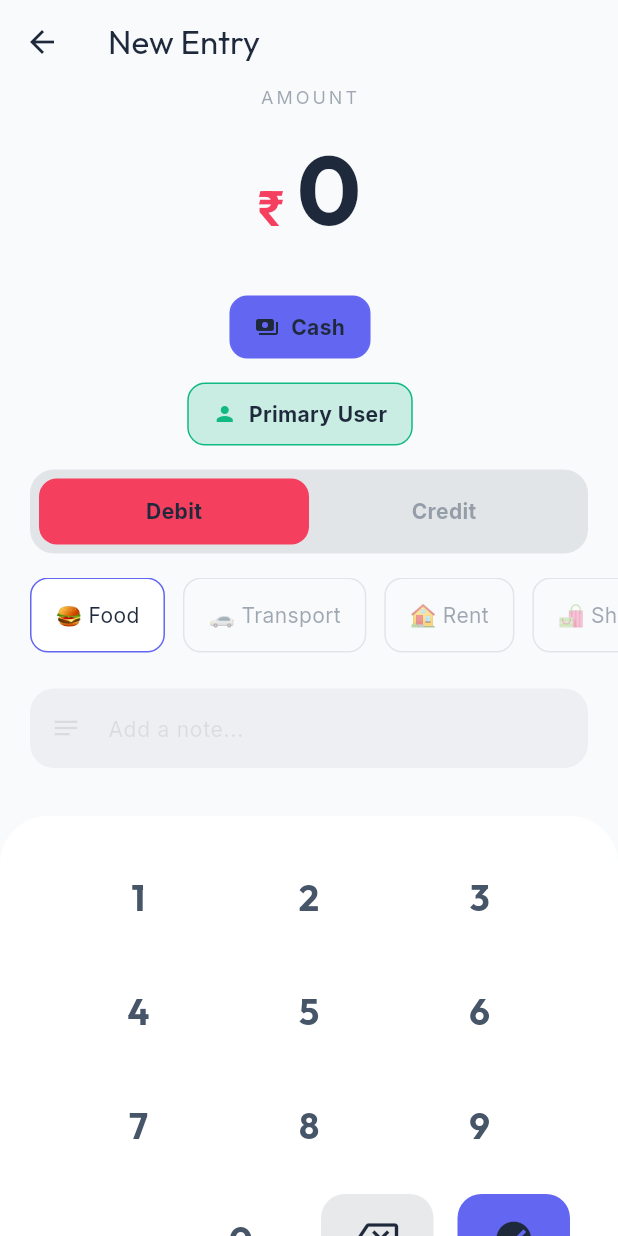
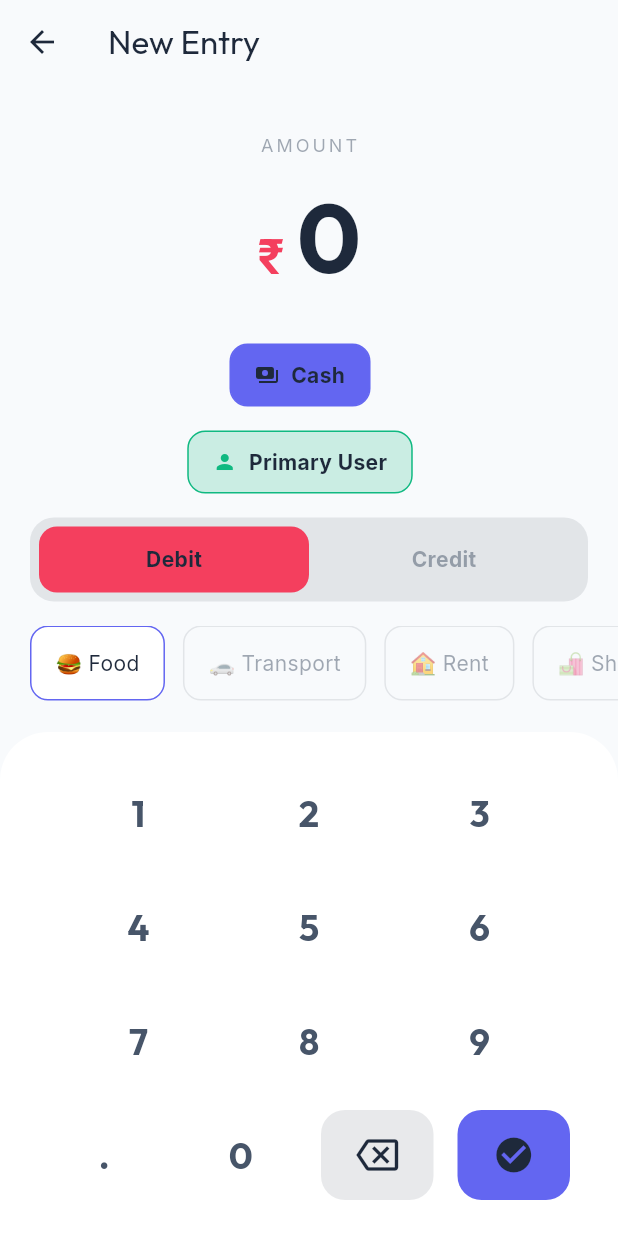
Before and after one commit to sukucom/familybudgetsash, a Flutter app: the AddTransactionScreen screen opened directly, on a phone screen of 412 x 824 dp. Run offline on Flutter 3.47's test engine with Material 3 defaults, Android fonts, the phone set to English and light mode, and no system bars; our stand-ins replace csv, file_picker, fl_chart, google_fonts, share_plus, shared_preferences and 1 more; accounts and stored records are empty.

Commit message:
refactor: wrap add transaction screen content in scroll view to support smaller screens and add safe area to keypad

```diff
--- a/lib/screens/add_transaction_screen.dart
+++ b/lib/screens/add_transaction_screen.dart
@@ -162,7 +162,11 @@ class _AddTransactionScreenState extends State<AddTransactionScreen> {
       ),
       body: Column(
         children: [
-          const Spacer(),
+          Expanded(
+            child: SingleChildScrollView(
+              child: Column(
+                children: [
+                  const SizedBox(height: 32),
                   _buildAmountDisplay(),
                   const SizedBox(height: 24),
                   _buildAccountSelector(),
@@ -174,11 +178,18 @@ class _AddTransactionScreenState extends State<AddTransactionScreen> {
                   _buildCategoryChips(),
                   const SizedBox(height: 24),
                   _buildNoteField(),
-          const SizedBox(height: 32),
-          SashKeypad(
+                  const SizedBox(height: 16),
+                ],
+              ),
+            ),
+          ),
+          SafeArea(
+            top: false,
+            child: SashKeypad(
               onKeyPressed: _onKeyPress,
               onDelete: _onDelete,
               onDone: _saveTransaction,
+            ),
           ),
         ],
       ),
```
Lines whose indentation alone changed are shown as unchanged.
